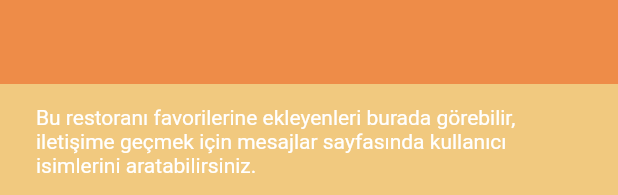
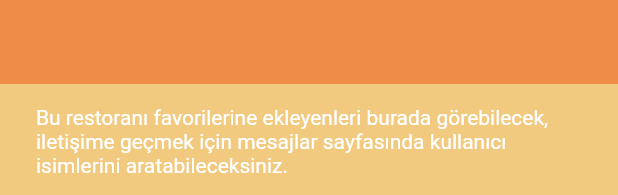
Before and after one commit to KhadijaMammadova/Food-Buddy, a Flutter app: the RecipeCard widget shown alone on an empty page, opened directly with empty values, after a tap on the "star" icon, on a phone screen of 412 x 824 dp. Shown: the part 1038-1233 px from the top of the screen. Run offline on Flutter 3.47's test engine with Material 2 defaults, Android fonts, the phone set to English and light mode, and no system bars; our stand-ins replace cloud_firestore, curved_navigation_bar, firebase_auth, firebase_core, get_it, shared_preferences; accounts and stored records are empty; network calls fail.

Commit message:
Contact Us sayfası düzenlendi

```diff
--- a/lib/Screens/Chat/chat_screen.dart
+++ b/lib/Screens/Chat/chat_screen.dart
@@ -75,7 +75,7 @@ class _ChatState extends State<Chat> with SingleTickerProviderStateMixin {
                 ScaffoldMessenger.of(context)
                                         .showSnackBar(SnackBar(
                                       content: Text(
-                                          "Favorilediğiniz restoranlara gidecek olan kişileri buradan bulup iletişime geçebilirsiniz."),
+                                          "Favorilediğiniz restoranlara gidecek olan kişileri buradan bulup iletişime geçebileceksiniz."),
                                       backgroundColor: Colors.grey[600],
                                     ));
                 Navigator.push(context,
--- a/lib/Screens/Homepage/restourant_card.dart
+++ b/lib/Screens/Homepage/restourant_card.dart
@@ -45,7 +45,7 @@ class RecipeCard extends StatelessWidget {
       ScaffoldMessenger.of(context)
                                         .showSnackBar(SnackBar(
                                       content: Text(
-                                          "Bu restoranı favorilerine ekleyenleri burada görebilir, iletişime geçmek için mesajlar sayfasında kullanıcı isimlerini aratabilirsiniz."),
+                                          "Bu restoranı favorilerine ekleyenleri burada görebilecek, iletişime geçmek için mesajlar sayfasında kullanıcı isimlerini aratabileceksiniz."),
                                       backgroundColor: Color.fromARGB(255, 241, 201, 127)                                    ));
       Navigator.push(context,
                               MaterialPageRoute(
--- a/lib/Screens/NavBar/contact.dart
+++ b/lib/Screens/NavBar/contact.dart
@@ -22,7 +22,7 @@ class ContactPage extends StatelessWidget {
               splashColor: Colors.grey,
               color: kPrimaryColor,
               onPressed: () async => await launch(
-                  "https://wa.me/?text=Merhaba. Food Buddy canlı destek."),
+                   "https://wa.me/${905528528098}?text=Merhaba. Food Buddy canlı destek."),
               child: Text(
                 'Canlı Destek',
                 style: TextStyle(color: Colors.white),
```
Also changed, not shown: 1 other file.
